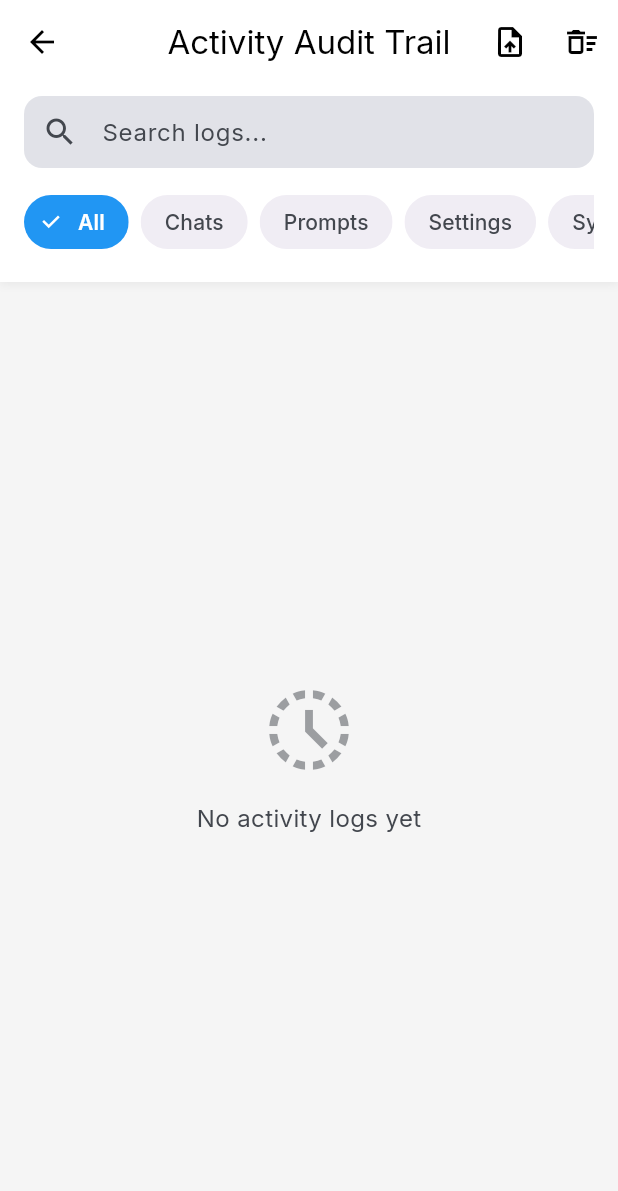
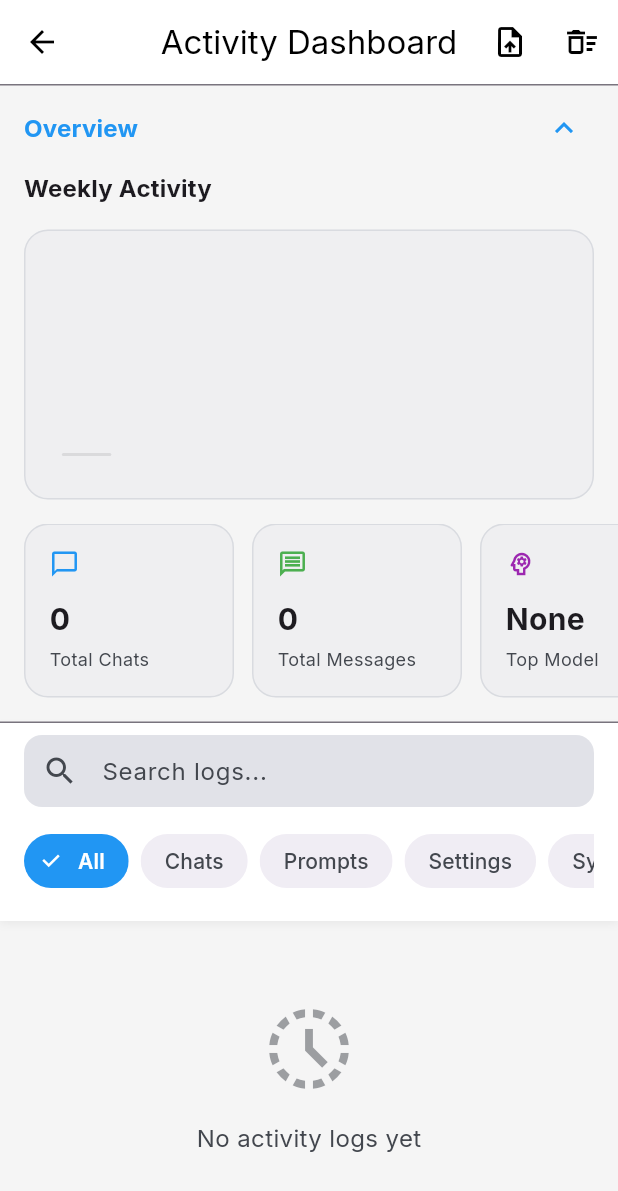
Before and after one commit to PocketLLM/pocketllm-lite, a Flutter app: the ActivityLogScreen screen opened by its route, on a phone screen of 412 x 824 dp. Shown: the top 1191 px of the screen. Run offline on Flutter 3.47's test engine with Material 3 defaults, Android fonts, the phone set to English and light mode, and no system bars; our stand-ins replace connectivity_plus, file_picker, flutter_colorpicker, flutter_markdown, flutter_native_splash, flutter_riverpod and 10 more; missing offline and left inert: ota_update; accounts and stored records are empty; network calls fail; statements that could not run were skipped.

Commit message:
feat(settings): upgrade activity log to dashboard with usage stats
- Upgrades `ActivityLogScreen` to a full `ActivityDashboard`
- Adds `ActivityChart` and `UsageStatsCards` to the dashboard
- Implements `searchActivityLogs` in `StorageService` to handle filtering logic
- Updates tests for `StorageService` logic
- Refactors UI to be more professional and insightful

Co-authored-by: Mr-Dark-debug <81732236+Mr-Dark-debug@users.noreply.github.com>

```diff
--- a/lib/features/settings/presentation/screens/activity_log_screen.dart
+++ b/lib/features/settings/presentation/screens/activity_log_screen.dart
@@ -11,6 +11,8 @@ import 'package:share_plus/share_plus.dart';
 
 import '../../../../core/providers.dart';
 import '../../../../services/storage_service.dart';
+import '../widgets/activity_chart.dart';
+import '../widgets/usage_stats_cards.dart';
 
 enum LogFilter { all, chats, prompts, settings, system }
 
@@ -32,36 +34,19 @@ class _ActivityLogScreenState extends ConsumerState<ActivityLogScreen> {
     super.dispose();
   }
 
-  List<Map<String, dynamic>> _filterLogs(List<Map<String, dynamic>> logs) {
-    return logs.where((log) {
-      final action = log['action'] as String? ?? '';
-      final details = log['details'] as String? ?? '';
-
-      // 1. Apply Search
-      if (_searchQuery.isNotEmpty) {
-        final query = _searchQuery.toLowerCase();
-        if (!action.toLowerCase().contains(query) &&
-            !details.toLowerCase().contains(query)) {
-          return false;
-        }
-      }
-
-      // 2. Apply Category Filter
-      if (_selectedFilter == LogFilter.all) return true;
-
-      switch (_selectedFilter) {
-        case LogFilter.chats:
-          return action.contains('Chat') || action.contains('History');
-        case LogFilter.prompts:
-          return action.contains('System Prompt');
-        case LogFilter.settings:
-          return action.contains('Settings');
-        case LogFilter.system:
-          return action.contains('Data') || action.contains('Logs');
-        default:
-          return true;
-      }
-    }).toList();
+  String _mapFilterToString(LogFilter filter) {
+    switch (filter) {
+      case LogFilter.chats:
+        return 'chats';
+      case LogFilter.prompts:
+        return 'prompts';
+      case LogFilter.settings:
+        return 'settings';
+      case LogFilter.system:
+        return 'system';
+      default:
+        return 'all';
+    }
   }
 
   Future<void> _handleExport(StorageService storage) async {
@@ -146,10 +131,11 @@ class _ActivityLogScreenState extends ConsumerState<ActivityLogScreen> {
   Widget build(BuildContext context) {
     final storage = ref.watch(storageServiceProvider);
     final theme = Theme.of(context);
+    final stats = storage.getUsageStatistics();
 
     return Scaffold(
       appBar: AppBar(
-        title: const Text('Activity Audit Trail'),
+        title: const Text('Activity Dashboard'),
         leading: IconButton(
           icon: const Icon(Icons.arrow_back),
           onPressed: () {
@@ -175,6 +161,27 @@ class _ActivityLogScreenState extends ConsumerState<ActivityLogScreen> {
       ),
       body: Column(
         children: [
+          // Dashboard Visualization
+          ExpansionTile(
+            title: Text(
+              'Overview',
+              style: theme.textTheme.titleMedium?.copyWith(
+                fontWeight: FontWeight.bold,
+                color: theme.colorScheme.primary,
+              ),
+            ),
+            initiallyExpanded: true,
+            children: [
+              Padding(
+                padding: const EdgeInsets.symmetric(horizontal: 16.0),
+                child: ActivityChart(activity: stats.dailyActivity),
+              ),
+              const SizedBox(height: 16),
+              UsageStatsCards(stats: stats),
+              const SizedBox(height: 16),
+            ],
+          ),
+
           // Search and Filter Bar
           Container(
             padding: const EdgeInsets.fromLTRB(16, 8, 16, 16),
@@ -240,8 +247,10 @@ class _ActivityLogScreenState extends ConsumerState<ActivityLogScreen> {
             child: ValueListenableBuilder<Box>(
               valueListenable: storage.activityLogBoxListenable,
               builder: (context, box, _) {
-                final allLogs = storage.getActivityLogs();
-                final filteredLogs = _filterLogs(allLogs);
+                final filteredLogs = storage.searchActivityLogs(
+                  query: _searchQuery,
+                  filter: _mapFilterToString(_selectedFilter),
+                );
 
                 if (filteredLogs.isEmpty) {
                   return Center(
--- /dev/null
+++ b/lib/features/settings/presentation/widgets/usage_stats_cards.dart
@@ -0,0 +1,93 @@
+import 'package:flutter/material.dart';
+import '../../../../services/storage_service.dart';
+
+class UsageStatsCards extends StatelessWidget {
+  final UsageStatistics stats;
+
+  const UsageStatsCards({super.key, required this.stats});
+
+  @override
+  Widget build(BuildContext context) {
+    return SingleChildScrollView(
+      scrollDirection: Axis.horizontal,
+      padding: const EdgeInsets.symmetric(horizontal: 16),
+      child: Row(
+        children: [
+          _buildCard(
+            context,
+            'Total Chats',
+            stats.totalChats.toString(),
+            Icons.chat_bubble_outline,
+            Colors.blue,
+          ),
+          const SizedBox(width: 12),
+          _buildCard(
+            context,
+            'Total Messages',
+            stats.totalMessages.toString(),
+            Icons.message_outlined,
+            Colors.green,
+          ),
+          const SizedBox(width: 12),
+          _buildCard(
+            context,
+            'Top Model',
+            stats.mostUsedModel,
+            Icons.psychology_outlined,
+            Colors.purple,
+          ),
+        ],
+      ),
+    );
+  }
+
+  Widget _buildCard(
+    BuildContext context,
+    String title,
+    String value,
+    IconData icon,
+    Color color,
+  ) {
+    final theme = Theme.of(context);
+    return Container(
+      width: 140, // Fixed width for consistency
+      padding: const EdgeInsets.all(16),
+      decoration: BoxDecoration(
+        color: theme.colorScheme.surfaceContainerHighest.withValues(alpha: 0.3),
+        borderRadius: BorderRadius.circular(16),
+        border: Border.all(
+          color: theme.colorScheme.outlineVariant.withValues(alpha: 0.5),
+        ),
+      ),
+      child: Column(
+        crossAxisAlignment: CrossAxisAlignment.start,
+        children: [
+          Row(
+            children: [
+              Icon(icon, size: 20, color: color),
+              const Spacer(),
+            ],
+          ),
+          const SizedBox(height: 12),
+          Text(
+            value,
+            style: const TextStyle(
+              fontSize: 20,
+              fontWeight: FontWeight.bold,
+            ),
+            maxLines: 1,
+            overflow: TextOverflow.ellipsis,
+          ),
+          const SizedBox(height: 4),
+          Text(
+            title,
+            style: TextStyle(
+              fontSize: 12,
+              color: theme.colorScheme.onSurfaceVariant,
+            ),
+          ),
+        ],
+      ),
+    );
+  }
+}
--- a/lib/services/storage_service.dart
+++ b/lib/services/storage_service.dart
@@ -11,7 +11,6 @@ import '../features/chat/domain/models/starred_message.dart';
 import '../features/chat/domain/models/system_prompt.dart';
 import '../core/constants/system_prompt_presets.dart';
 import 'pdf_export_service.dart';
-import 'dart:typed_data';
 
 class StorageService {
   late Box<ChatSession> _chatBox;
@@ -528,6 +527,48 @@ class StorageService {
     await _activityLogBox.add(log);
   }
 
+  List<Map<String, dynamic>> searchActivityLogs({
+    String query = '',
+    String filter = 'all',
+  }) {
+    final logs = getActivityLogs();
+
+    if (query.isEmpty && filter == 'all') {
+      return logs;
+    }
+
+    return logs.where((log) {
+      final action = log['action'] as String? ?? '';
+      final details = log['details'] as String? ?? '';
+
+      // 1. Apply Search
+      if (query.isNotEmpty) {
+        final q = query.toLowerCase();
+        if (!action.toLowerCase().contains(q) &&
+            !details.toLowerCase().contains(q)) {
+          return false;
+        }
+      }
+
+      // 2. Apply Category Filter
+      if (filter != 'all') {
+        switch (filter) {
+          case 'chats':
+            return action.contains('Chat') || action.contains('History');
+          case 'prompts':
+            return action.contains('System Prompt');
+          case 'settings':
+            return action.contains('Settings');
+          case 'system':
+            return action.contains('Data') || action.contains('Logs');
+          default:
+            return true;
+        }
+      }
+      return true;
+    }).toList();
+  }
+
   List<Map<String, dynamic>> getActivityLogs() {
     final logs = _activityLogBox.values.map((e) => Map<String, dynamic>.from(e)).toList();
     // Sort by timestamp desc
@@ -717,7 +758,7 @@ class StorageService {
     if (content.isEmpty) return '>\n';
     const prefix = '> ';
     // Split by newline and prepend blockquote prefix to each line
-    return content.split('\n').map((line) => '$prefix$line').join('\n') + '\n';
+    return '${content.split('\n').map((line) => '$prefix$line').join('\n')}\n';
   }
 
   String _escapeCsv(String field) {
```
Also changed, not shown: 1 other file.
